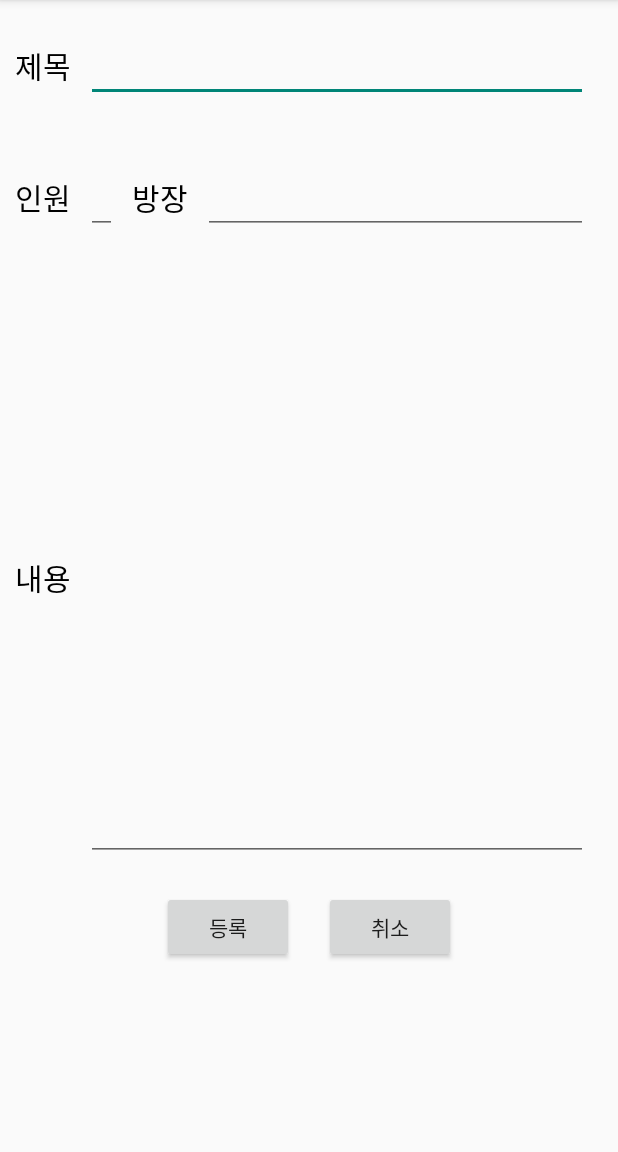
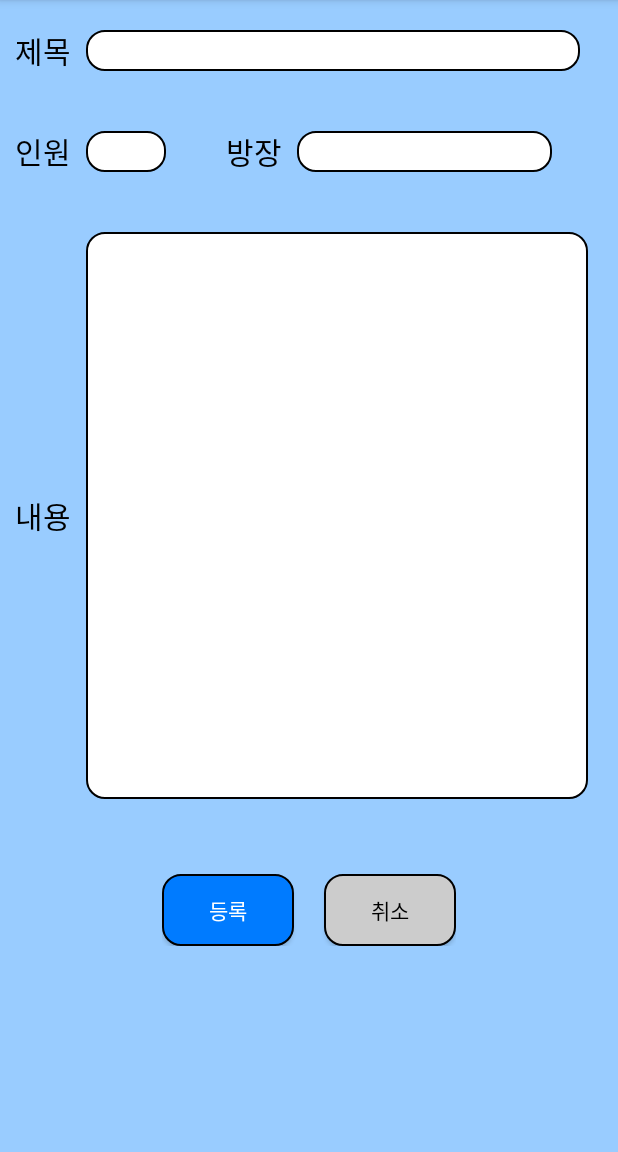
Before and after one commit to GYUWON-CHOI/paichai_freinds, an Android app: the WriteActivity screen opened directly, with no data from a screen before it, on a phone screen of 412 x 824 dp, the part 84-1236 px from its top. Run offline under Robolectric (Android 15) with nearby library versions, the phone set to English and light mode, and no system bars; our stand-ins replace Firebase (no records; nobody signed in at launch, a user with empty details on screens opened directly).

Commit message:
채팅방 리스트, 파티 리스트, 글쓰기, 상세 글 디자인

```diff
--- a/app/src/main/java/com/example/myapplication/MainActivity.java
+++ b/app/src/main/java/com/example/myapplication/MainActivity.java
@@ -132,8 +132,8 @@ public class MainActivity extends AppCompatActivity {
         adapter = new CustomAdapter(arrayList, this);
         recyclerView.setAdapter(adapter);
 
-        DividerItemDecoration dividerItemDecoration = new DividerItemDecoration(recyclerView.getContext(), new LinearLayoutManager(this).getOrientation());
-        recyclerView.addItemDecoration(dividerItemDecoration);
+//        DividerItemDecoration dividerItemDecoration = new DividerItemDecoration(recyclerView.getContext(), new LinearLayoutManager(this).getOrientation());
+//        recyclerView.addItemDecoration(dividerItemDecoration);
 
         ((CustomAdapter) adapter).setOnItemClickListener(new CustomAdapter.OnItemClickListener() {
             @Override
--- /dev/null
+++ b/app/src/main/res/drawable/button_coner.xml
@@ -0,0 +1,13 @@
+<?xml version="1.0" encoding="utf-8"?>
+<shape xmlns:android="http://schemas.android.com/apk/res/android"
+    android:padding="10dp"
+    android:shape="rectangle">
+    <solid android:color="#007BFF"/>
+    <corners
+        android:bottomLeftRadius="12dp"
+        android:bottomRightRadius="12dp"
+        android:topLeftRadius="12dp"
+        android:topRightRadius="12dp"/>
+    <stroke
+        android:width="1dp"/>
+</shape>
--- /dev/null
+++ b/app/src/main/res/drawable/button_coner_2.xml
@@ -0,0 +1,13 @@
+<?xml version="1.0" encoding="utf-8"?>
+<shape xmlns:android="http://schemas.android.com/apk/res/android"
+    android:padding="10dp"
+    android:shape="rectangle">
+    <solid android:color="#cccccc"/>
+    <corners
+        android:bottomLeftRadius="12dp"
+        android:bottomRightRadius="12dp"
+        android:topLeftRadius="12dp"
+        android:topRightRadius="12dp"/>
+    <stroke
+        android:width="1dp"/>
+</shape>
--- /dev/null
+++ b/app/src/main/res/drawable/coner.xml
@@ -0,0 +1,13 @@
+<?xml version="1.0" encoding="utf-8"?>
+<shape xmlns:android="http://schemas.android.com/apk/res/android"
+    android:padding="10dp"
+    android:shape="rectangle">
+    <solid android:color="#FFF"/>
+    <corners
+        android:bottomLeftRadius="12dp"
+        android:bottomRightRadius="12dp"
+        android:topLeftRadius="12dp"
+        android:topRightRadius="12dp"/>
+    <stroke
+        android:width="1dp"/>
+</shape>
--- a/app/src/main/res/layout/activity_main.xml
+++ b/app/src/main/res/layout/activity_main.xml
@@ -4,7 +4,8 @@
     xmlns:tools="http://schemas.android.com/tools"
     android:layout_width="match_parent"
     android:layout_height="match_parent"
-    tools:context=".MainActivity">
+    tools:context=".MainActivity"
+    android:background="#99CCFF">
 
     <androidx.recyclerview.widget.RecyclerView
         android:id="@+id/recyclerView"
--- a/app/src/main/res/layout/activity_write.xml
+++ b/app/src/main/res/layout/activity_write.xml
@@ -4,72 +4,81 @@
     xmlns:tools="http://schemas.android.com/tools"
     android:layout_width="match_parent"
     android:layout_height="match_parent"
-    tools:context=".WriteActivity"
-    android:orientation="vertical">
-
+    android:orientation="vertical"
+    android:background="#99CCFF"
+    tools:context=".WriteActivity">
 
     <LinearLayout
-        android:gravity="center"
+        android:layout_width="379dp"
+        android:layout_height="wrap_content"
+        android:layout_margin="10dp"
+        android:gravity="left|center">
+
+        <TextView
+            android:id="@+id/title"
+            android:layout_width="wrap_content"
+            android:layout_height="wrap_content"
+            android:text="제목"
+            android:textColor="#000000"
+            android:textSize="20dp" />
+
+        <EditText
+            android:id="@+id/input_write"
+            android:layout_width="329dp"
+            android:layout_height="wrap_content"
+            android:layout_margin="10dp"
+            android:background="@drawable/coner"
+            android:gravity="center"
+            android:textColor="#000000"
+            android:textSize="20dp" />
+    </LinearLayout>
+
+    <LinearLayout
+        android:gravity="left|center"
         android:layout_margin="10dp"
         android:layout_width="match_parent"
         android:layout_height="wrap_content">
-    <TextView
-        android:textColor="#000000"
-        android:text="제목"
-        android:textSize="20dp"
-        android:id="@+id/title"
-        android:layout_width="wrap_content"
-        android:layout_height="wrap_content" />
 
-    <EditText
-        android:textColor="#000000"
-        android:layout_margin="10dp"
-        android:layout_width="match_parent"
-        android:layout_height="wrap_content"
-        android:textSize="20dp"
-        android:id="@+id/input_write"/>
-    </LinearLayout>
-
-    <LinearLayout
-        android:gravity="center"
-        android:layout_margin="10dp"
-        android:layout_width="match_parent"
-        android:layout_height="wrap_content">
         <TextView
-            android:textColor="#000000"
+            android:id="@+id/person"
             android:layout_width="wrap_content"
             android:layout_height="wrap_content"
-            android:id="@+id/person"
             android:text="인원"
-            android:textSize="20dp"/>
+            android:textColor="#000000"
+            android:textSize="20dp" />
 
         <EditText
-            android:textColor="#000000"
             android:id="@+id/input_person"
-            android:layout_width="wrap_content"
+            android:layout_width="53dp"
             android:layout_height="wrap_content"
             android:layout_margin="10dp"
-            android:textSize="20dp" />
+            android:background="@drawable/coner"
+            android:textColor="#000000"
+            android:textSize="20dp"
+            android:gravity="center" />
         <TextView
             android:textColor="#000000"
             android:layout_width="wrap_content"
             android:layout_height="wrap_content"
             android:id="@+id/who"
             android:text="방장"
-            android:textSize="20dp"/>
+            android:textSize="20dp"
+            android:layout_marginLeft="30dp"/>
 
         <EditText
             android:id="@+id/input_who"
-            android:layout_width="match_parent"
+            android:layout_width="170dp"
             android:layout_height="wrap_content"
             android:layout_margin="10dp"
+            android:background="@drawable/coner"
             android:text="E-MAIL"
             android:textColor="#000000"
-            android:textSize="20dp" />
+            android:textSize="20dp"
+            android:gravity="center"/>
     </LinearLayout>
 
     <LinearLayout
-        android:gravity="center"
+        android:gravity="left|center"
         android:layout_margin="10dp"
         android:layout_width="match_parent"
         android:layout_height="wrap_content">
@@ -87,23 +96,31 @@
             android:layout_width="match_parent"
             android:layout_height="378dp"
             android:layout_margin="10dp"
-            android:textSize="20dp" />
+            android:textSize="20dp"
+            android:background="@drawable/coner"/>
     </LinearLayout>
+
     <LinearLayout
         android:layout_width="wrap_content"
         android:layout_height="wrap_content"
-        android:layout_gravity="center">
+        android:layout_gravity="center"
+        android:layout_marginTop="30dp">
+
         <Button
+            android:id="@+id/btn"
             android:layout_width="wrap_content"
             android:layout_height="wrap_content"
-            android:id="@+id/btn"
-            android:text="등록"/>
+            android:background="@drawable/button_coner"
+            android:text="등록"
+            android:textColor="#FFFFFF" />
+
         <Button
-            android:layout_marginLeft="20dp"
+            android:id="@+id/can"
             android:layout_width="wrap_content"
             android:layout_height="wrap_content"
-            android:id="@+id/can"
-            android:text="취소"/>
+            android:layout_marginLeft="20dp"
+            android:background="@drawable/button_coner_2"
+            android:text="취소"
+            android:textColor="#000000" />
     </LinearLayout>
-
 </LinearLayout>
```
Also changed, not shown: app/src/main/res/drawable/toggle_selector.xml (added, +31 -0 lines), app/src/main/res/layout/activity_chat_room_list.xml (+8 -2 lines), app/src/main/res/layout/activity_detail.xml (+24 -13 lines), app/src/main/res/layout/list_item.xml (+6 -2 lines), app/src/main/res/layout/list_item_chat_room.xml (+15 -7 lines).
